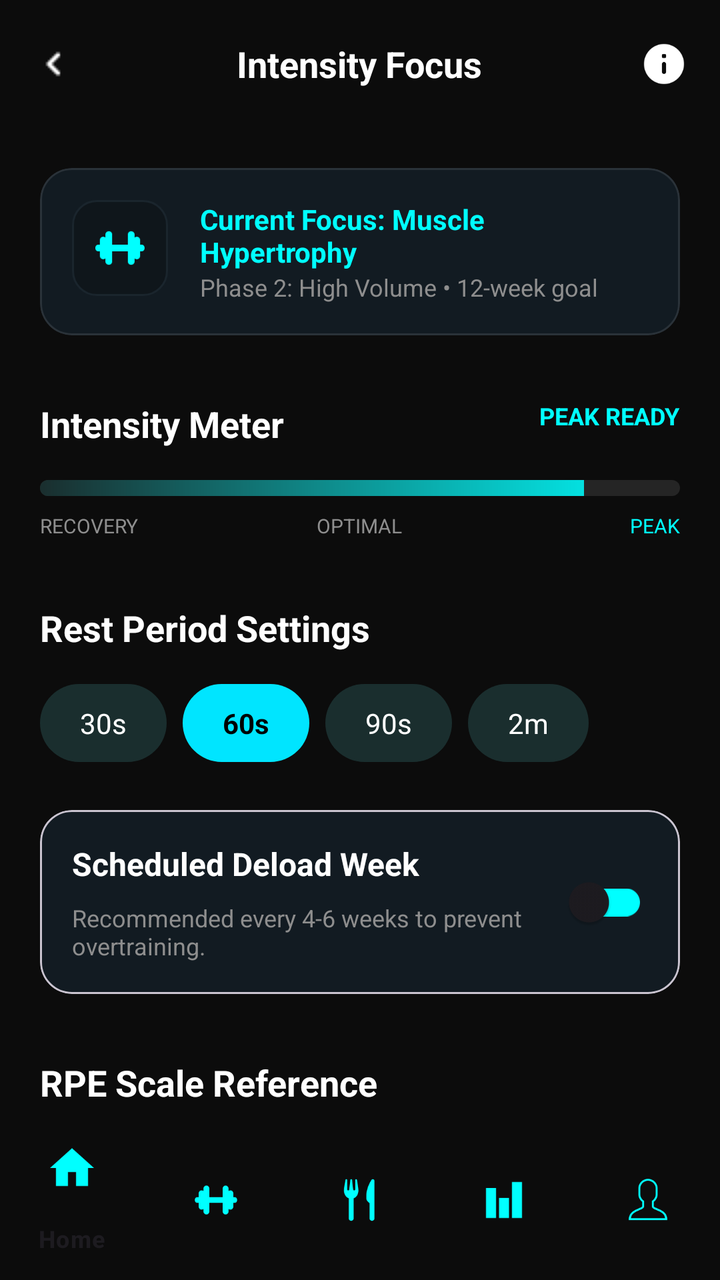
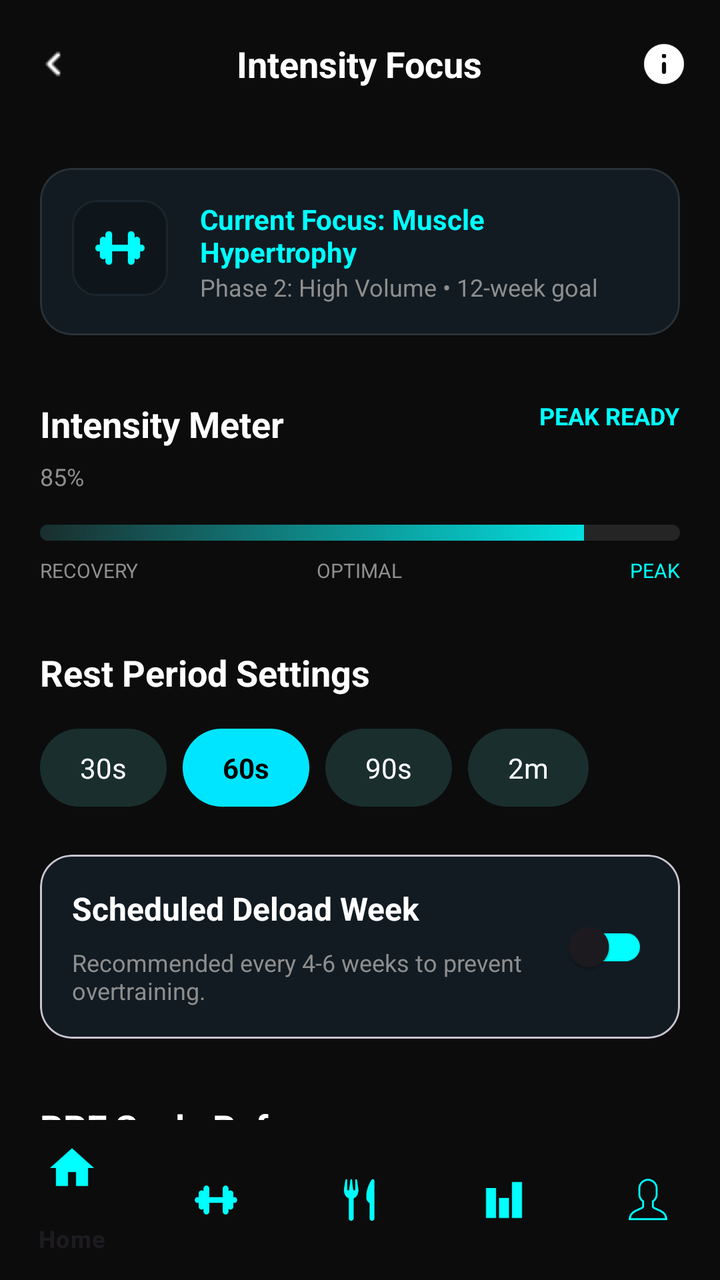

Compare the two renders of this Android layout. The source of the first and the diff that turns it into the second are given below.
<!-- AndroidManifest.xml: application theme Theme.ProFitness -->
<!-- res/layout/activity_intensity_focus.xml -->
<androidx.constraintlayout.widget.ConstraintLayout xmlns:android="http://schemas.android.com/apk/res/android"
    xmlns:app="http://schemas.android.com/apk/res-auto"
    android:layout_width="match_parent"
    android:layout_height="match_parent"
    android:background="@color/bg_dark">

    <RelativeLayout
        android:id="@+id/header_intensity"
        android:layout_width="0dp"
        android:layout_height="64dp"
        android:paddingHorizontal="16dp"
        app:layout_constraintTop_toTopOf="parent"
        app:layout_constraintStart_toStartOf="parent"
        app:layout_constraintEnd_toEndOf="parent">

        <ImageView
            android:id="@+id/btn_back"
            android:layout_width="24dp"
            android:layout_height="24dp"
            android:layout_centerVertical="true"
            android:src="@drawable/ic_back"
            app:tint="@color/white" />

        <TextView
            android:layout_width="wrap_content"
            android:layout_height="wrap_content"
            android:layout_centerInParent="true"
            android:text="Intensity Focus"
            android:textColor="@color/white"
            android:textSize="18sp"
            android:textStyle="bold" />

        <ImageView
            android:layout_width="24dp"
            android:layout_height="24dp"
            android:layout_alignParentEnd="true"
            android:layout_centerVertical="true"
            android:src="@drawable/ic_info"
            app:tint="@color/white" />
    </RelativeLayout>

    <ScrollView
        android:layout_width="0dp"
        android:layout_height="0dp"
        android:fillViewport="true"
        android:scrollbars="none"
        app:layout_constraintTop_toBottomOf="@id/header_intensity"
        app:layout_constraintBottom_toTopOf="@id/bottom_navigation"
        app:layout_constraintStart_toStartOf="parent"
        app:layout_constraintEnd_toEndOf="parent">

        <LinearLayout
            android:layout_width="match_parent"
            android:layout_height="wrap_content"
            android:orientation="vertical"
            android:padding="20dp">

            <com.google.android.material.card.MaterialCardView
                android:layout_width="match_parent"
                android:layout_height="wrap_content"
                app:cardBackgroundColor="#121B22"
                app:cardCornerRadius="16dp"
                app:strokeColor="#1AFFFFFF"
                app:strokeWidth="1dp">
                <RelativeLayout android:padding="16dp" android:layout_width="match_parent" android:layout_height="wrap_content">
                    <ImageView android:id="@+id/focus_icon" android:layout_width="48dp" android:layout_height="48dp" android:background="@drawable/input_bg_dark" android:padding="10dp" android:src="@drawable/ic_weight" app:tint="@color/neon_cyan" />
                    <LinearLayout android:layout_width="wrap_content" android:layout_height="wrap_content" android:layout_toEndOf="@id/focus_icon" android:layout_marginStart="16dp" android:orientation="vertical">
                        <TextView android:id="@+id/tv_current_focus" android:layout_width="wrap_content" android:layout_height="wrap_content" android:text="Current Focus: Muscle Hypertrophy" android:textColor="@color/neon_cyan" android:textStyle="bold" />
                        <TextView android:id="@+id/tv_focus_phase" android:layout_width="wrap_content" android:layout_height="wrap_content" android:text="Phase 2: High Volume • 12-week goal" android:textColor="@color/text_gray" android:textSize="12sp" />
                    </LinearLayout>
                </RelativeLayout>
            </com.google.android.material.card.MaterialCardView>

            <RelativeLayout android:layout_width="match_parent" android:layout_height="wrap_content" android:layout_marginTop="32dp">
                <TextView android:layout_width="wrap_content" android:layout_height="wrap_content" android:text="Intensity Meter" android:textColor="@color/white" android:textSize="18sp" android:textStyle="bold" />
                <TextView android:id="@+id/tv_peak_status" android:layout_width="wrap_content" android:layout_height="wrap_content" android:layout_alignParentEnd="true" android:text="PEAK READY" android:textColor="@color/neon_cyan" android:textSize="12sp" android:textStyle="bold" />
            </RelativeLayout>

            <ProgressBar android:id="@+id/intensity_progress" style="?android:attr/progressBarStyleHorizontal" android:layout_width="match_parent" android:layout_height="8dp" android:layout_marginTop="16dp" android:progress="85" android:progressDrawable="@drawable/intensity_track_gradient" />

            <RelativeLayout android:layout_width="match_parent" android:layout_height="wrap_content" android:layout_marginTop="8dp">
                <TextView android:layout_width="wrap_content" android:layout_height="wrap_content" android:text="RECOVERY" android:textColor="@color/text_gray" android:textSize="10sp" />
                <TextView android:layout_width="wrap_content" android:layout_height="wrap_content" android:layout_centerHorizontal="true" android:text="OPTIMAL" android:textColor="@color/text_gray" android:textSize="10sp" />
                <TextView android:layout_width="wrap_content" android:layout_height="wrap_content" android:layout_alignParentEnd="true" android:text="PEAK" android:textColor="@color/neon_cyan" android:textSize="10sp" />
            </RelativeLayout>

            <TextView android:layout_width="wrap_content" android:layout_height="wrap_content" android:layout_marginTop="32dp" android:text="Rest Period Settings" android:textColor="@color/white" android:textSize="18sp" android:textStyle="bold" />
            <HorizontalScrollView android:layout_width="match_parent" android:layout_height="wrap_content" android:layout_marginTop="16dp" android:scrollbars="none">
                <LinearLayout android:layout_width="wrap_content" android:layout_height="wrap_content" android:orientation="horizontal">
                    <TextView android:layout_width="wrap_content" android:layout_height="wrap_content" android:background="@drawable/bg_chip_unselected" android:paddingHorizontal="20dp" android:paddingVertical="10dp" android:text="30s" android:textColor="@color/white" android:layout_marginEnd="8dp"/>
                    <TextView android:layout_width="wrap_content" android:layout_height="wrap_content" android:background="@drawable/bg_chip_selected" android:paddingHorizontal="20dp" android:paddingVertical="10dp" android:text="60s" android:textColor="@android:color/black" android:textStyle="bold" android:layout_marginEnd="8dp"/>
                    <TextView android:layout_width="wrap_content" android:layout_height="wrap_content" android:background="@drawable/bg_chip_unselected" android:paddingHorizontal="20dp" android:paddingVertical="10dp" android:text="90s" android:textColor="@color/white" android:layout_marginEnd="8dp"/>
                    <TextView android:layout_width="wrap_content" android:layout_height="wrap_content" android:background="@drawable/bg_chip_unselected" android:paddingHorizontal="20dp" android:paddingVertical="10dp" android:text="2m" android:textColor="@color/white" android:layout_marginEnd="8dp"/>
                </LinearLayout>
            </HorizontalScrollView>

            <com.google.android.material.card.MaterialCardView
                android:layout_width="match_parent"
                android:layout_height="wrap_content"
                android:layout_marginTop="24dp"
                app:cardBackgroundColor="#121B22"
                app:cardCornerRadius="16dp">
                <RelativeLayout android:padding="16dp" android:layout_width="match_parent" android:layout_height="wrap_content">
                    <TextView android:id="@+id/txt_deload" android:layout_width="wrap_content" android:layout_height="wrap_content" android:text="Scheduled Deload Week" android:textColor="@color/white" android:textStyle="bold" android:textSize="16sp" />
                    <com.google.android.material.switchmaterial.SwitchMaterial android:id="@+id/switch_deload" android:layout_width="wrap_content" android:layout_height="wrap_content" android:layout_alignParentEnd="true" android:layout_centerVertical="true" app:trackTint="@color/neon_cyan" />
                    <TextView android:layout_width="match_parent" android:layout_height="match_parent" android:layout_below="@id/txt_deload" android:layout_marginTop="8dp" android:layout_marginEnd="60dp" android:text="Recommended every 4-6 weeks to prevent overtraining." android:textColor="@color/text_gray" android:textSize="12sp" />
                </RelativeLayout>
            </com.google.android.material.card.MaterialCardView>

            <TextView android:layout_width="wrap_content" android:layout_height="wrap_content" android:layout_marginTop="32dp" android:text="RPE Scale Reference" android:textColor="@color/white" android:textSize="18sp" android:textStyle="bold" />
            <include layout="@layout/item_rpe_row" android:layout_width="match_parent" android:layout_height="wrap_content" android:layout_marginTop="16dp" />
            <include layout="@layout/item_rpe_row" android:layout_width="match_parent" android:layout_height="wrap_content" android:layout_marginTop="12dp" />

            <TextView android:layout_width="wrap_content" android:layout_height="wrap_content" android:layout_marginTop="32dp" android:text="Auto-regulation Tips" android:textColor="@color/white" android:textSize="18sp" android:textStyle="bold" />
            <com.google.android.material.card.MaterialCardView
                android:layout_width="match_parent"
                android:layout_height="wrap_content"
                android:layout_marginTop="16dp"
                app:cardBackgroundColor="#0D1A1A"
                app:cardCornerRadius="12dp">
                <LinearLayout android:padding="16dp" android:orientation="vertical" android:layout_width="match_parent" android:layout_height="wrap_content">
                    <TextView android:layout_width="wrap_content" android:layout_height="wrap_content" android:drawablePadding="8dp" android:text="LISTEN TO VELOCITY" android:textColor="@color/neon_cyan" android:textStyle="bold" app:drawableStartCompat="@drawable/ic_lightbulb" />
                    <TextView android:layout_width="match_parent" android:layout_height="wrap_content" android:layout_marginTop="8dp" android:text="If bar speed drops significantly on early reps, consider reducing the load for the next set." android:textColor="@color/white" android:textSize="13sp" />
                </LinearLayout>
            </com.google.android.material.card.MaterialCardView>

        </LinearLayout>
    </ScrollView>

    <com.google.android.material.bottomnavigation.BottomNavigationView
        android:id="@+id/bottom_navigation"
        android:layout_width="0dp"
        android:layout_height="wrap_content"
        android:background="@color/bg_dark"
        app:itemIconTint="@color/neon_cyan"
        app:menu="@menu/bottom_nav_menu"
        app:layout_constraintBottom_toBottomOf="parent"
        app:layout_constraintStart_toStartOf="parent"
        app:layout_constraintEnd_toEndOf="parent" />

</androidx.constraintlayout.widget.ConstraintLayout>
<!-- res/layout/item_rpe_row.xml (included above) -->
<com.google.android.material.card.MaterialCardView xmlns:android="http://schemas.android.com/apk/res/android"
    xmlns:app="http://schemas.android.com/apk/res-auto"
    android:layout_width="match_parent"
    android:layout_height="wrap_content"
    app:cardBackgroundColor="@color/card_dark"
    app:cardCornerRadius="12dp">
    <LinearLayout android:padding="16dp" android:gravity="center_vertical" android:layout_width="match_parent" android:layout_height="wrap_content">
        <TextView android:layout_width="40dp" android:layout_height="40dp" android:background="@drawable/rpe_number_bg" android:gravity="center" android:text="10" android:textColor="@color/white" android:textStyle="bold" />
        <LinearLayout android:layout_width="wrap_content" android:layout_height="wrap_content" android:layout_marginStart="16dp" android:orientation="vertical">
            <TextView android:layout_width="wrap_content" android:layout_height="wrap_content" android:text="MAX EFFORT" android:textColor="@color/white" android:textStyle="bold" />
            <TextView android:layout_width="wrap_content" android:layout_height="wrap_content" android:text="No reps left in the tank. Absolute failure." android:textColor="@color/text_gray" android:textSize="12sp" />
        </LinearLayout>
    </LinearLayout>
</com.google.android.material.card.MaterialCardView>
<!-- resources referenced by this layout -->
<resources>
  <color name="bg_dark">#0C0C0C</color>
  <color name="card_dark">#1A2421</color>
  <color name="neon_cyan">#00FFFF</color>
  <color name="text_gray">#8E8E8E</color>
  <color name="white">#FFFFFF</color>
  <!-- drawable bg_chip_selected (drawable) -->
  <?xml version="1.0" encoding="utf-8"?>
  <shape xmlns:android="http://schemas.android.com/apk/res/android">
      <solid android:color="#00E5FF" />
      <corners android:radius="20dp" />
  </shape>
  <!-- drawable bg_chip_unselected (drawable) -->
  <?xml version="1.0" encoding="utf-8"?>
  <shape xmlns:android="http://schemas.android.com/apk/res/android">
      <solid android:color="#1A2E2E" />
      <corners android:radius="20dp" />
  </shape>
  <!-- drawable ic_back: png bitmap (drawable, 184 bytes) -->
  <!-- drawable ic_info: png bitmap (drawable, 1369 bytes) -->
  <!-- drawable ic_lightbulb (drawable) -->
  <?xml version="1.0" encoding="utf-8"?>
  <selector xmlns:android="http://schemas.android.com/apk/res/android">
      <item android:drawable="@drawable/ic_info" />
  </selector>
  <!-- drawable ic_weight: png bitmap (drawable, 1041 bytes) -->
  <!-- drawable input_bg_dark (drawable) -->
  <shape xmlns:android="http://schemas.android.com/apk/res/android">
      <solid android:color="#0F161B" />
      <corners android:radius="12dp" />
      <stroke android:width="1dp" android:color="#1A252D" />
  </shape>
  <!-- drawable intensity_track_gradient (drawable) -->
  <?xml version="1.0" encoding="utf-8"?>
  <layer-list xmlns:android="http://schemas.android.com/apk/res/android">
  
      <item android:id="@android:id/background">
          <shape android:shape="rectangle">
              <corners android:radius="4dp" />
              <solid android:color="#1AFFFFFF" /> </shape>
      </item>
  
      <item android:id="@android:id/progress">
          <clip>
              <shape android:shape="rectangle">
                  <corners android:radius="4dp" />
                  <gradient
                      android:angle="0"
                      android:endColor="@color/neon_cyan"
                      android:startColor="#1A2E2E"
                      android:type="linear" />
              </shape>
          </clip>
      </item>
  
  </layer-list>
  <!-- drawable rpe_number_bg (drawable) -->
  <?xml version="1.0" encoding="utf-8"?>
  <shape xmlns:android="http://schemas.android.com/apk/res/android" android:shape="oval">
      <solid android:color="#193333" />
  </shape>
  <style name="Theme.ProFitness" parent="android:Theme.Material.Light.NoActionBar" />
</resources>

<!-- the commit's change to res/layout/activity_intensity_focus.xml (unified diff, before → after) -->
@@ -76,6 +76,15 @@
                 <TextView android:id="@+id/tv_peak_status" android:layout_width="wrap_content" android:layout_height="wrap_content" android:layout_alignParentEnd="true" android:text="PEAK READY" android:textColor="@color/neon_cyan" android:textSize="12sp" android:textStyle="bold" />
             </RelativeLayout>
 
+            <TextView
+                android:id="@+id/tv_intensity_value"
+                android:layout_width="wrap_content"
+                android:layout_height="wrap_content"
+                android:layout_marginTop="6dp"
+                android:text="85%"
+                android:textColor="@color/text_gray"
+                android:textSize="12sp" />
+
             <ProgressBar android:id="@+id/intensity_progress" style="?android:attr/progressBarStyleHorizontal" android:layout_width="match_parent" android:layout_height="8dp" android:layout_marginTop="16dp" android:progress="85" android:progressDrawable="@drawable/intensity_track_gradient" />
 
             <RelativeLayout android:layout_width="match_parent" android:layout_height="wrap_content" android:layout_marginTop="8dp">
@@ -87,10 +96,10 @@
             <TextView android:layout_width="wrap_content" android:layout_height="wrap_content" android:layout_marginTop="32dp" android:text="Rest Period Settings" android:textColor="@color/white" android:textSize="18sp" android:textStyle="bold" />
             <HorizontalScrollView android:layout_width="match_parent" android:layout_height="wrap_content" android:layout_marginTop="16dp" android:scrollbars="none">
                 <LinearLayout android:layout_width="wrap_content" android:layout_height="wrap_content" android:orientation="horizontal">
-                    <TextView android:layout_width="wrap_content" android:layout_height="wrap_content" android:background="@drawable/bg_chip_unselected" android:paddingHorizontal="20dp" android:paddingVertical="10dp" android:text="30s" android:textColor="@color/white" android:layout_marginEnd="8dp"/>
-                    <TextView android:layout_width="wrap_content" android:layout_height="wrap_content" android:background="@drawable/bg_chip_selected" android:paddingHorizontal="20dp" android:paddingVertical="10dp" android:text="60s" android:textColor="@android:color/black" android:textStyle="bold" android:layout_marginEnd="8dp"/>
-                    <TextView android:layout_width="wrap_content" android:layout_height="wrap_content" android:background="@drawable/bg_chip_unselected" android:paddingHorizontal="20dp" android:paddingVertical="10dp" android:text="90s" android:textColor="@color/white" android:layout_marginEnd="8dp"/>
-                    <TextView android:layout_width="wrap_content" android:layout_height="wrap_content" android:background="@drawable/bg_chip_unselected" android:paddingHorizontal="20dp" android:paddingVertical="10dp" android:text="2m" android:textColor="@color/white" android:layout_marginEnd="8dp"/>
+                    <TextView android:id="@+id/chip_rest_30" android:layout_width="wrap_content" android:layout_height="wrap_content" android:background="@drawable/bg_chip_unselected" android:paddingHorizontal="20dp" android:paddingVertical="10dp" android:text="30s" android:textColor="@color/white" android:layout_marginEnd="8dp" android:clickable="true" android:focusable="true"/>
+                    <TextView android:id="@+id/chip_rest_60" android:layout_width="wrap_content" android:layout_height="wrap_content" android:background="@drawable/bg_chip_selected" android:paddingHorizontal="20dp" android:paddingVertical="10dp" android:text="60s" android:textColor="@android:color/black" android:textStyle="bold" android:layout_marginEnd="8dp" android:clickable="true" android:focusable="true"/>
+                    <TextView android:id="@+id/chip_rest_90" android:layout_width="wrap_content" android:layout_height="wrap_content" android:background="@drawable/bg_chip_unselected" android:paddingHorizontal="20dp" android:paddingVertical="10dp" android:text="90s" android:textColor="@color/white" android:layout_marginEnd="8dp" android:clickable="true" android:focusable="true"/>
+                    <TextView android:id="@+id/chip_rest_120" android:layout_width="wrap_content" android:layout_height="wrap_content" android:background="@drawable/bg_chip_unselected" android:paddingHorizontal="20dp" android:paddingVertical="10dp" android:text="2m" android:textColor="@color/white" android:layout_marginEnd="8dp" android:clickable="true" android:focusable="true"/>
                 </LinearLayout>
             </HorizontalScrollView>
 
@@ -103,7 +112,7 @@
                 <RelativeLayout android:padding="16dp" android:layout_width="match_parent" android:layout_height="wrap_content">
                     <TextView android:id="@+id/txt_deload" android:layout_width="wrap_content" android:layout_height="wrap_content" android:text="Scheduled Deload Week" android:textColor="@color/white" android:textStyle="bold" android:textSize="16sp" />
                     <com.google.android.material.switchmaterial.SwitchMaterial android:id="@+id/switch_deload" android:layout_width="wrap_content" android:layout_height="wrap_content" android:layout_alignParentEnd="true" android:layout_centerVertical="true" app:trackTint="@color/neon_cyan" />
-                    <TextView android:layout_width="match_parent" android:layout_height="match_parent" android:layout_below="@id/txt_deload" android:layout_marginTop="8dp" android:layout_marginEnd="60dp" android:text="Recommended every 4-6 weeks to prevent overtraining." android:textColor="@color/text_gray" android:textSize="12sp" />
+                    <TextView android:id="@+id/tv_deload_hint" android:layout_width="match_parent" android:layout_height="wrap_content" android:layout_below="@id/txt_deload" android:layout_marginTop="8dp" android:layout_marginEnd="60dp" android:text="Recommended every 4-6 weeks to prevent overtraining." android:textColor="@color/text_gray" android:textSize="12sp" />
                 </RelativeLayout>
             </com.google.android.material.card.MaterialCardView>
 
